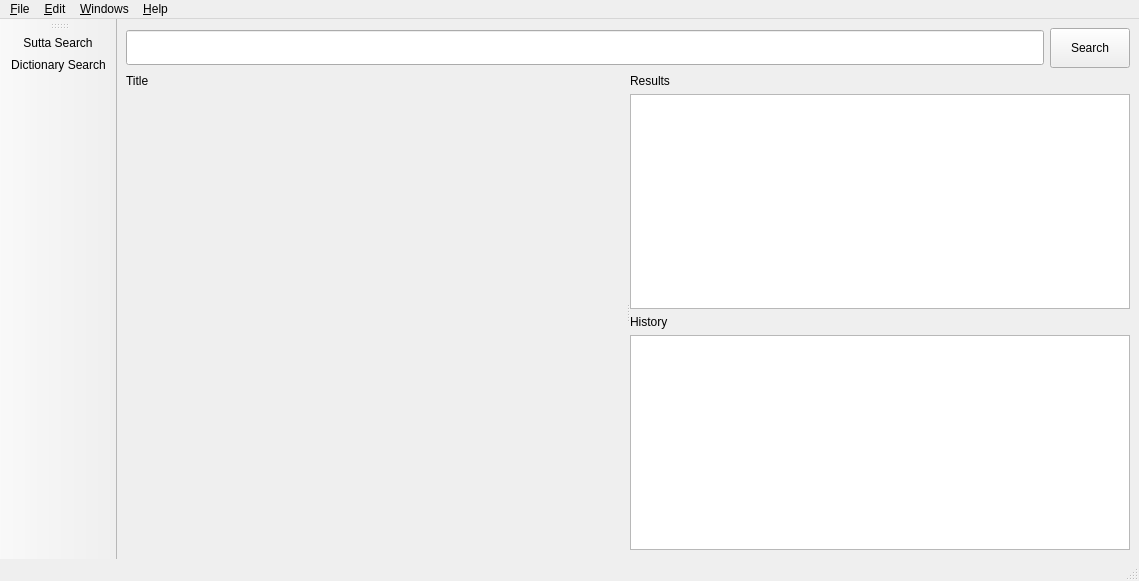
Before: the Qt Designer form simsapa/assets/ui/sutta_search_window.ui in simsapa/simsapa, drawn with Qt 5.
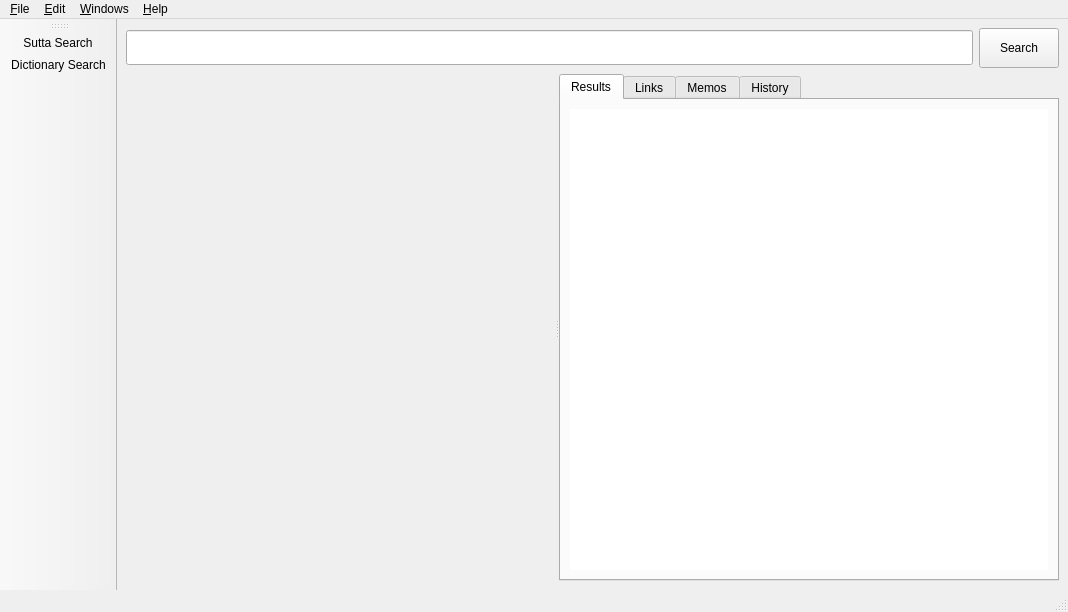
After: the same form once the commit is applied. Icons and pictures are not drawn.

```diff
--- a/simsapa/assets/ui/sutta_search_window.ui
+++ b/simsapa/assets/ui/sutta_search_window.ui
@@ -6,8 +6,8 @@
    <rect>
     <x>0</x>
     <y>0</y>
-    <width>856</width>
-    <height>581</height>
+    <width>1068</width>
+    <height>612</height>
    </rect>
   </property>
   <property name="baseSize">
@@ -64,57 +64,114 @@
         <widget class="QWidget" name="verticalLayoutWidget_2">
          <layout class="QVBoxLayout" name="content_layout">
           <item>
-           <widget class="QLabel" name="content_title">
-            <property name="sizePolicy">
-             <sizepolicy hsizetype="Expanding" vsizetype="Preferred">
-              <horstretch>0</horstretch>
-              <verstretch>0</verstretch>
-             </sizepolicy>
+           <spacer name="horizontalSpacer">
+            <property name="orientation">
+             <enum>Qt::Horizontal</enum>
             </property>
-            <property name="minimumSize">
+            <property name="sizeHint" stdset="0">
              <size>
               <width>500</width>
-              <height>0</height>
+              <height>20</height>
              </size>
             </property>
-            <property name="text">
-             <string>Title</string>
-            </property>
-            <property name="alignment">
-             <set>Qt::AlignLeading|Qt::AlignLeft|Qt::AlignTop</set>
-            </property>
-           </widget>
+           </spacer>
           </item>
          </layout>
         </widget>
         <widget class="QWidget" name="verticalLayoutWidget_3">
-         <layout class="QVBoxLayout" name="results_layout">
+         <layout class="QVBoxLayout" name="tabs_layout">
           <item>
-           <widget class="QLabel" name="label_2">
+           <widget class="QTabWidget" name="tabWidget">
             <property name="minimumSize">
              <size>
               <width>500</width>
-              <height>0</height>
+              <height>500</height>
              </size>
             </property>
-            <property name="text">
-             <string>Results</string>
+            <property name="currentIndex">
+             <number>0</number>
             </property>
+            <widget class="QWidget" name="results_tab">
+             <property name="sizePolicy">
+              <sizepolicy hsizetype="Preferred" vsizetype="Preferred">
+               <horstretch>0</horstretch>
+               <verstretch>0</verstretch>
+              </sizepolicy>
+             </property>
+             <property name="minimumSize">
+              <size>
+               <width>0</width>
+               <height>0</height>
+              </size>
+             </property>
+             <attribute name="title">
+              <string>Results</string>
+             </attribute>
+             <layout class="QVBoxLayout" name="verticalLayout">
+              <item>
+               <layout class="QVBoxLayout" name="results_layout">
+                <item>
+                 <widget class="QListWidget" name="results_list">
+                  <property name="frameShape">
+                   <enum>QFrame::NoFrame</enum>
+                  </property>
+                  <property name="lineWidth">
+                   <number>1</number>
+                  </property>
+                 </widget>
+                </item>
+               </layout>
+              </item>
+             </layout>
+            </widget>
+            <widget class="QWidget" name="links_tab">
+             <attribute name="title">
+              <string>Links</string>
+             </attribute>
+             <layout class="QVBoxLayout" name="verticalLayout_2">
+              <item>
+               <layout class="QVBoxLayout" name="links_layout"/>
+              </item>
+             </layout>
+            </widget>
+            <widget class="QWidget" name="memos_tab">
+             <attribute name="title">
+              <string>Memos</string>
+             </attribute>
+             <layout class="QVBoxLayout" name="verticalLayout_5">
+              <item>
+               <layout class="QVBoxLayout" name="memos_layout">
+                <item>
+                 <widget class="QListWidget" name="memos_list">
+                  <property name="frameShape">
+                   <enum>QFrame::NoFrame</enum>
+                  </property>
+                 </widget>
+                </item>
+               </layout>
+              </item>
+             </layout>
+            </widget>
+            <widget class="QWidget" name="history_tab">
+             <attribute name="title">
+              <string>History</string>
+             </attribute>
+             <layout class="QVBoxLayout" name="verticalLayout_3">
+              <item>
+               <layout class="QVBoxLayout" name="history_layout">
+                <item>
+                 <widget class="QListWidget" name="history_list">
+                  <property name="frameShape">
+                   <enum>QFrame::NoFrame</enum>
+                  </property>
+                 </widget>
+                </item>
+               </layout>
+              </item>
+             </layout>
+            </widget>
            </widget>
           </item>
-          <item>
-           <widget class="QListWidget" name="results_list"/>
-          </item>
-          <item>
-           <widget class="QLabel" name="label_3">
-            <property name="text">
-             <string>History</string>
-            </property>
-           </widget>
-          </item>
-          <item>
-           <widget class="QListWidget" name="history_list"/>
-          </item>
          </layout>
         </widget>
        </widget>
@@ -128,7 +185,7 @@
     <rect>
      <x>0</x>
      <y>0</y>
-     <width>856</width>
+     <width>1068</width>
      <height>20</height>
     </rect>
    </property>
```
